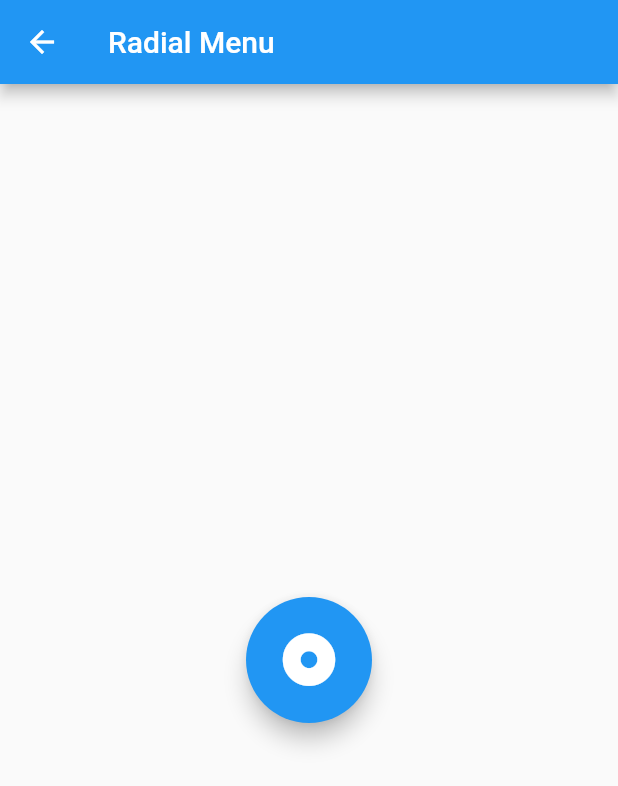
After one commit to AkashSDas/flutter-animations, a Flutter app: the RadialMenu screen opened by its route, on a phone screen of 412 x 824 dp. The commit adds this screen. Shown: the top 786 px of the screen. Run offline on Flutter 3.47's test engine with Material 2 defaults, Android fonts, the phone set to English and light mode, and no system bars; our stand-ins replace font_awesome_flutter.

Commit message:
add radial_menu.dart

```diff
--- a/lib/main.dart
+++ b/lib/main.dart
@@ -1,5 +1,7 @@
 import 'package:flutter/material.dart';
 import 'package:flutter_animations/screens/screens.dart';
+
+import 'screens/radial_menu.dart';
 
 void main() => runApp(MyApp());
 
@@ -17,6 +19,7 @@ class MyApp extends StatelessWidget {
         '/tween_animation': (context) => MyTweenAnimation(),
         '/background_changing': (context) => BackgroundChangingScreen(),
         '/animation_controller': (context) => MyAnimationController(),
+        '/radial_menu': (context) => RadialMenu(),
       },
     );
   }
--- a/lib/screens/home_screen.dart
+++ b/lib/screens/home_screen.dart
@@ -44,6 +44,12 @@ class HomeScreen extends StatelessWidget {
               '/animation_controller',
               context,
             ),
+            SizedBox(height: 10),
+            _buildNavigateToBtn(
+              'radial menu',
+              '/radial_menu',
+              context,
+            ),
           ],
         ),
       ),
--- /dev/null
+++ b/lib/screens/radial_menu.dart
@@ -0,0 +1,185 @@
+import 'dart:math';
+
+import 'package:flutter/material.dart';
+import 'package:font_awesome_flutter/font_awesome_flutter.dart';
+import 'package:vector_math/vector_math.dart' show radians;
+
+class RadialMenu extends StatefulWidget {
+  @override
+  _RadialMenuState createState() => _RadialMenuState();
+}
+
+class _RadialMenuState extends State<RadialMenu>
+    with SingleTickerProviderStateMixin {
+  AnimationController controller;
+
+  @override
+  void initState() {
+    super.initState();
+    controller = AnimationController(
+      duration: Duration(milliseconds: 900),
+      vsync: this,
+    );
+    // ..addListener(() => setState(){}); // AnimatedBuilder make this part unecessary
+  }
+
+  Widget _buildBody() {
+    return RadialAnimation(controller: controller);
+  }
+
+  @override
+  Widget build(BuildContext context) {
+    return Scaffold(
+      appBar: AppBar(
+        title: Text('Radial Menu'),
+      ),
+      body: SizedBox.expand(
+        child: _buildBody(),
+      ),
+    );
+  }
+}
+
+class RadialAnimation extends StatelessWidget {
+  final AnimationController controller;
+  final Animation<double> scale;
+  final Animation<double> translation;
+  final Animation<double> rotation;
+
+  RadialAnimation({Key key, this.controller})
+      : scale = Tween<double>(begin: 1.5, end: 0.0).animate(
+          CurvedAnimation(
+            parent: controller,
+            curve: Curves.fastOutSlowIn,
+          ),
+        ),
+        translation = Tween<double>(begin: 0.0, end: 100.0).animate(
+          CurvedAnimation(
+            parent: controller,
+            curve: Curves.elasticOut,
+          ),
+        ),
+        // offset from main animation (staggered animation)
+        // this is done by using Interval
+        rotation = Tween<double>(
+          begin: 0.0,
+          end: 360.0,
+        ).animate(
+          CurvedAnimation(
+            parent: controller,
+            curve: Interval(
+              0.0, 0.7, // start at 0% and end at 70% of main animation
+              curve: Curves.easeInExpo,
+            ),
+          ),
+        ),
+        super(key: key);
+
+  @override
+  Widget build(BuildContext context) {
+    return AnimatedBuilder(
+      animation: controller,
+      builder: (context, child) {
+        return Transform.rotate(
+          angle: radians(rotation.value),
+          child: Stack(
+            alignment: Alignment.center,
+            children: [
+              _buildButton(
+                0,
+                color: Colors.red,
+                icon: FontAwesomeIcons.thumbtack,
+                heroTag: 'btn3',
+              ),
+              _buildButton(
+                45,
+                color: Colors.green,
+                icon: FontAwesomeIcons.sprayCan,
+                heroTag: 'btn4',
+              ),
+              _buildButton(
+                90,
+                color: Colors.orange,
+                icon: FontAwesomeIcons.fire,
+                heroTag: 'btn5',
+              ),
+              _buildButton(
+                135,
+                color: Colors.blue,
+                icon: FontAwesomeIcons.kiwiBird,
+                heroTag: 'btn6',
+              ),
+              _buildButton(
+                180,
+                color: Colors.black,
+                icon: FontAwesomeIcons.cat,
+                heroTag: 'btn7',
+              ),
+              _buildButton(
+                225,
+                color: Colors.indigo,
+                icon: FontAwesomeIcons.paw,
+                heroTag: 'btn8',
+              ),
+              _buildButton(
+                270,
+                color: Colors.pink,
+                icon: FontAwesomeIcons.bong,
+                heroTag: 'btn9',
+              ),
+              _buildButton(
+                315,
+                color: Colors.yellow,
+                icon: FontAwesomeIcons.bolt,
+                heroTag: 'btn10',
+              ),
+              Transform.scale(
+                scale: scale.value - 1.5,
+                child: FloatingActionButton(
+                  heroTag: 'btn1',
+                  child: Icon(FontAwesomeIcons.timesCircle),
+                  onPressed: _close,
+                  backgroundColor: Colors.red,
+                ),
+              ),
+              Transform.scale(
+                scale: scale.value,
+                child: FloatingActionButton(
+                  heroTag: 'btn2',
+                  child: Icon(FontAwesomeIcons.solidDotCircle),
+                  onPressed: _open,
+                ),
+              ),
+            ],
+          ),
+        );
+      },
+    );
+  }
+
+  _buildButton(double angle, {Color color, IconData icon, String heroTag}) {
+    final double rad = radians(angle);
+    return Transform(
+      transform: Matrix4.identity()
+        ..translate(
+          (translation.value) * cos(rad),
+          (translation.value) * sin(rad),
+        ),
+      child: FloatingActionButton(
+        heroTag: heroTag,
+        child: Icon(icon),
+        backgroundColor: color,
+        onPressed: _close,
+        elevation: 0,
+      ),
+    );
+  }
+
+  _open() {
+    controller.forward();
+  }
+
+  _close() {
+    controller.reverse();
+  }
+}
--- a/lib/screens/screens.dart
+++ b/lib/screens/screens.dart
@@ -2,4 +2,5 @@ export 'package:flutter_animations/screens/animated_container.dart';
 export 'package:flutter_animations/screens/animation_controller.dart';
 export 'package:flutter_animations/screens/background_changing.dart';
 export 'package:flutter_animations/screens/home_screen.dart';
+export 'package:flutter_animations/screens/radial_menu.dart';
 export 'package:flutter_animations/screens/tween_animation.dart';
```
